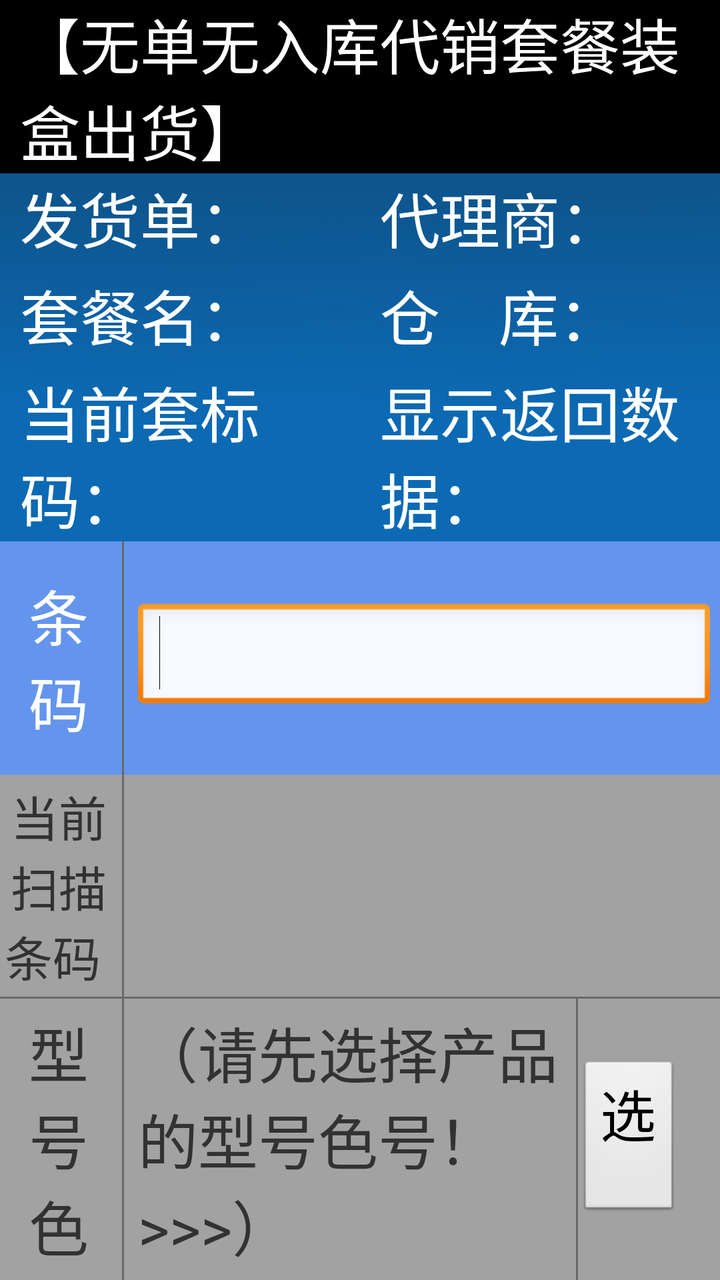
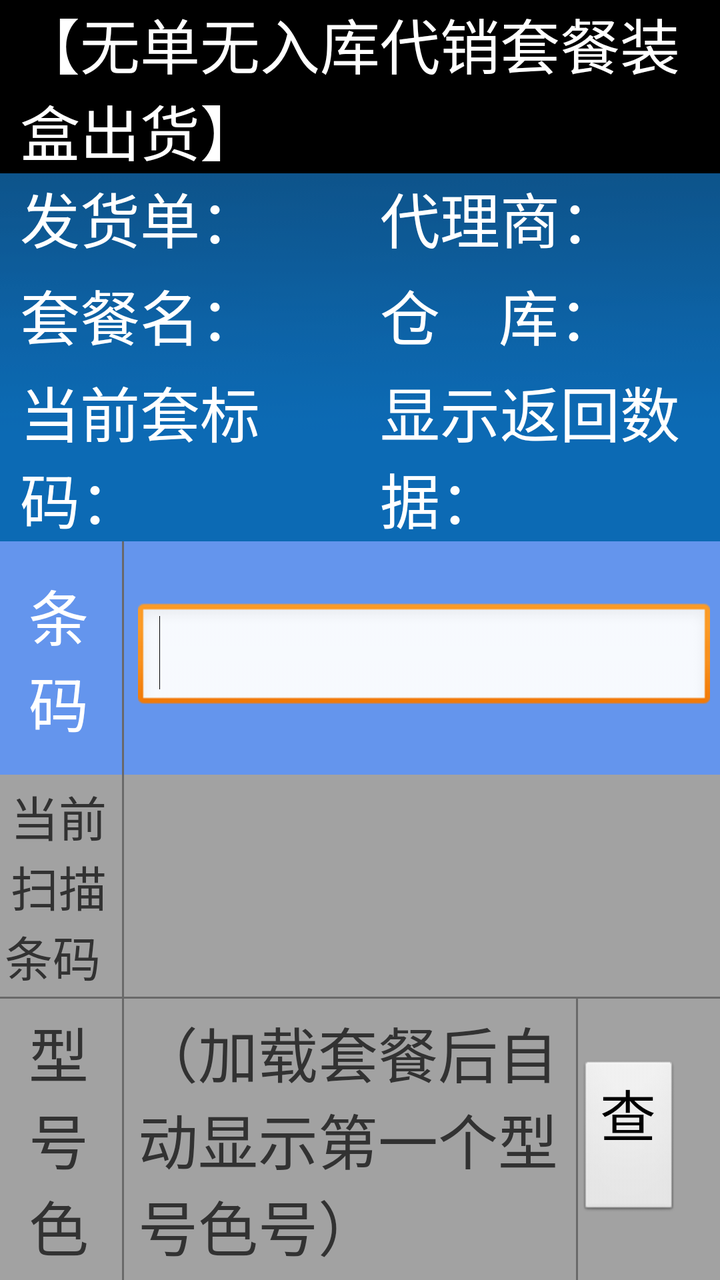

Screens rendered from an Android XML layout before and after an edit, with the pre-edit source and the edit as a unified diff.
<!-- AndroidManifest.xml: application theme android:Theme.Light.NoTitleBar -->
<!-- res/layout/new_p_dv_outstock_z_d_packmeal_nobill_noinstock.xml -->
<?xml version="1.0" encoding="utf-8"?>
<LinearLayout xmlns:android="http://schemas.android.com/apk/res/android"
    xmlns:tools="http://schemas.android.com/tools"
    android:layout_width="match_parent"
    android:layout_height="match_parent"
    android:orientation="vertical"
    tools:ignore="HardcodedText,dpUsage,InefficientWeight,UselessLeaf" >

    <TextView
        android:id="@+id/tv_title"
        android:layout_width="match_parent"
        android:layout_height="wrap_content"
        android:background="@color/black"
        android:gravity="left"
        android:paddingLeft="10dp"
        android:text="【无单无入库代销套餐装盒出货】"
        android:textColor="@color/white"
        android:textSize="30dp" />

    <LinearLayout
        android:layout_width="match_parent"
        android:layout_height="wrap_content"
        android:background="@drawable/titlebar_back"
        android:gravity="center_vertical"
        android:orientation="horizontal" >

        <RelativeLayout
            android:id="@+id/relayout_left"
            android:layout_width="0dp"
            android:layout_height="fill_parent"
            android:layout_weight="1"
            android:gravity="center_vertical" >

            <RelativeLayout
                android:id="@+id/relayout_billno"
                android:layout_width="match_parent"
                android:layout_height="wrap_content" >

                <TextView
                    android:id="@+id/tv_billno_str"
                    android:layout_width="wrap_content"
                    android:layout_height="wrap_content"
                    android:layout_centerVertical="true"
                    android:layout_marginLeft="10dp"
                    android:text="发货单："
                    android:textColor="@color/white"
                    android:textSize="30dp" />

                <TextView
                    android:id="@+id/tv_billno"
                    android:layout_width="wrap_content"
                    android:layout_height="wrap_content"
                    android:layout_centerVertical="true"
                    android:layout_toRightOf="@id/tv_billno_str"
                    android:text=""
                    android:textColor="@color/white"
                    android:textSize="30dp" />
            </RelativeLayout>

            <RelativeLayout
                android:id="@+id/relayout_packmeal"
                android:layout_width="match_parent"
                android:layout_height="wrap_content"
                android:layout_marginTop="5dp"
                android:layout_below="@+id/relayout_billno">

                <TextView
                    android:id="@+id/tv_packmeal_str"
                    android:layout_width="wrap_content"
                    android:layout_height="wrap_content"
                    android:layout_centerVertical="true"
                    android:layout_marginLeft="10dp"
                    android:text="套餐名："
                    android:textColor="@color/white"
                    android:textSize="30dp" />
                <TextView
                    android:id="@+id/tv_packmeal"
                    android:layout_width="wrap_content"
                    android:layout_height="wrap_content"
                    android:layout_centerVertical="true"
                    android:layout_toRightOf="@id/tv_packmeal_str"
                    android:text=""
                    android:textColor="@color/white"
                    android:textSize="30dp" />
            </RelativeLayout>


            <RelativeLayout
                android:layout_width="match_parent"
                android:layout_height="wrap_content"
                android:layout_marginTop="5dp"
                android:layout_below="@+id/relayout_packmeal">

                <TextView
                    android:id="@+id/tv_sleevelabel_str"
                    android:layout_width="wrap_content"
                    android:layout_height="wrap_content"
                    android:layout_centerVertical="true"
                    android:layout_marginLeft="10dp"
                    android:text="当前套标码："
                    android:textColor="@color/white"
                    android:textSize="30dp" />

                <TextView
                    android:id="@+id/tv_sleevelabel"
                    android:layout_width="wrap_content"
                    android:layout_height="wrap_content"
                    android:layout_centerVertical="true"
                    android:layout_toRightOf="@id/tv_sleevelabel_str"
                    android:text=""
                    android:textColor="@color/white"
                    android:textSize="30dp" />
            </RelativeLayout>
        </RelativeLayout>

        <RelativeLayout
            android:id="@+id/relayout_right"
            android:layout_width="0dp"
            android:layout_height="fill_parent"
            android:layout_weight="1"
            android:gravity="center_vertical"
             >

            <RelativeLayout
                android:id="@+id/relayout_company"
                android:layout_width="match_parent"
                android:layout_height="wrap_content"
                android:visibility="visible" >

                <TextView
                    android:id="@+id/tv_company_str"
                    android:layout_width="wrap_content"
                    android:layout_height="wrap_content"
                    android:layout_centerVertical="true"
                    android:layout_marginLeft="10dp"
                    android:text="代理商："
                    android:textColor="@color/white"
                    android:textSize="30dp" />

                <TextView
                    android:id="@+id/tv_company_name"
                    android:layout_width="wrap_content"
                    android:layout_height="wrap_content"
                    android:layout_centerVertical="true"
                    android:layout_toRightOf="@id/tv_company_str"
                    android:text=""
                    android:textColor="@color/white"
                    android:textSize="30dp" />
            </RelativeLayout>

            <RelativeLayout
                android:id="@+id/relayout_stock"
                android:layout_width="match_parent"
                android:layout_height="wrap_content"
                android:layout_below="@id/relayout_company"
                android:layout_marginTop="5dp" >

                <TextView
                    android:id="@+id/tv_stock_str"
                    android:layout_width="wrap_content"
                    android:layout_height="wrap_content"
                    android:layout_centerVertical="true"
                    android:layout_marginLeft="10dp"
                    android:text="仓    库："
                    android:textColor="@color/white"
                    android:textSize="30dp" />

                <TextView
                    android:id="@+id/tv_stock_name"
                    android:layout_width="wrap_content"
                    android:layout_height="wrap_content"
                    android:layout_centerVertical="true"
                    android:layout_toRightOf="@id/tv_stock_str"
                    android:text=""
                    android:textColor="@color/white"
                    android:textSize="30dp" />
            </RelativeLayout>

            <RelativeLayout
                android:layout_width="match_parent"
                android:layout_height="wrap_content"
                android:layout_below="@id/relayout_stock"
                android:layout_marginTop="5dp" >

                <TextView
                    android:id="@+id/tv_check_log"
                    android:layout_width="wrap_content"
                    android:layout_height="wrap_content"
                    android:layout_centerVertical="true"
                    android:layout_marginLeft="10dp"
                    android:text="显示返回数据："
                    android:textColor="@color/white"
                    android:textSize="30dp" />

                <CheckBox
                    android:id="@+id/check_log"
                    android:layout_width="match_parent"
                    android:layout_height="wrap_content"
                    android:layout_centerVertical="true"
                    android:layout_toRightOf="@id/tv_check_log"
                    android:button="@null"
                    android:drawableRight="?android:attr/listChoiceIndicatorMultiple"
                    android:textColor="@color/white"
                    android:textSize="30dp" />
            </RelativeLayout>
        </RelativeLayout>
    </LinearLayout>

    <LinearLayout
        android:layout_width="match_parent"
        android:layout_height="wrap_content"
        android:background="@color/cornflowerblue"
        android:orientation="horizontal" >

        <TextView
            android:layout_width="0dp"
            android:layout_height="wrap_content"
            android:layout_weight="0.5"
            android:gravity="center"
            android:paddingBottom="15dp"
            android:paddingTop="15dp"
            android:text="条\t\t码"
            android:textColor="@color/white"
            android:textSize="30dp" />

        <View
            android:layout_width="1dp"
            android:layout_height="fill_parent"
            android:layout_marginLeft="2dp"
            android:layout_marginRight="2dp"
            android:background="#696969" />

        <LinearLayout
            android:layout_width="0dp"
            android:layout_height="55dp"
            android:layout_gravity="center_vertical"
            android:layout_weight="2.5"
            android:orientation="horizontal" >

            <EditText
                android:id="@+id/et_barcode"
                android:layout_width="0dp"
                android:layout_height="wrap_content"
                android:layout_marginLeft="5dp"
                android:layout_marginRight="5dp"
                android:layout_weight="1.5"
                android:ems="18"
                android:focusable="true"
                android:focusableInTouchMode="true"
                android:gravity="center_vertical"
                android:inputType="text"
                android:textSize="30dp" >

                <requestFocus />
            </EditText>

            <Spinner
                android:id="@+id/spinner_type"
                android:layout_width="140dp"
                android:layout_height="50dp"
                android:gravity="center"
                android:spinnerMode="dialog"
                android:visibility="gone" />

            <Button
                android:id="@+id/btn_d_nobill_noinstock_revoke"
                android:layout_width="0dp"
                android:layout_height="wrap_content"
                android:layout_marginLeft="10dp"
                android:layout_marginRight="10dp"
                android:layout_weight="0.5"
                android:text="撤销"
                android:visibility="gone" />
        </LinearLayout>
    </LinearLayout>

    <LinearLayout
        android:layout_width="match_parent"
        android:layout_height="wrap_content"
        android:background="#A2A2A2"
        android:orientation="horizontal" >

        <LinearLayout
            android:layout_width="0dp"
            android:layout_height="wrap_content"
            android:layout_weight="0.5"
            android:orientation="vertical" >

            <TextView
                android:layout_width="match_parent"
                android:layout_height="wrap_content"
                android:gravity="center"
                android:paddingBottom="3dp"
                android:paddingTop="3dp"
                android:text="当前扫描条码 "
                android:textSize="24dp" />
        </LinearLayout>

        <View
            android:layout_width="1dp"
            android:layout_height="match_parent"
            android:layout_marginLeft="2dp"
            android:layout_marginRight="2dp"
            android:background="#696969" />

        <LinearLayout
            android:layout_width="0dp"
            android:layout_height="wrap_content"
            android:layout_gravity="center_vertical"
            android:layout_weight="2.5"
            android:orientation="vertical" >

            <TextView
                android:id="@+id/tv_show_code"
                android:layout_width="match_parent"
                android:layout_height="wrap_content"
                android:paddingLeft="5dp"
                android:text=""
                android:textSize="26dp" />
        </LinearLayout>
    </LinearLayout>

    <View
        android:layout_width="match_parent"
        android:layout_height="1dp"
        android:background="#696969" />

    <LinearLayout
        android:layout_width="fill_parent"
        android:layout_height="wrap_content"
        android:background="#A2A2A2"
        android:gravity="center_vertical"
        android:orientation="horizontal" >

        <LinearLayout
            android:layout_width="0dp"
            android:layout_height="wrap_content"
            android:layout_weight="0.5"
            android:orientation="vertical"
            android:paddingBottom="5dp"
            android:paddingTop="5dp" >

            <TextView
                android:id="@+id/TextView06"
                android:layout_width="match_parent"
                android:layout_height="wrap_content"
                android:gravity="center"
                android:text="型号色号 "
                android:textSize="30dp" />









            <LinearLayout
                android:layout_width="wrap_content"
                android:layout_height="wrap_content"
                android:orientation="horizontal"
                android:gravity="center"
                android:layout_gravity="center">
                <TextView
                    android:layout_width="match_parent"
                    android:layout_height="wrap_content"
                    android:gravity="center"
                    android:text="(产品ID)"
                    android:textSize="28dp" />
                <TextView
                    android:id="@+id/tv_instock_batch"
                    android:layout_width="wrap_content"
                    android:layout_height="wrap_content"
                    android:text="批号"
                    android:textSize="26dp"
                    android:visibility="gone"
                    android:layout_marginLeft="10dp"></TextView>
            </LinearLayout>

        </LinearLayout>

        <View
            android:layout_width="1dp"
            android:layout_height="match_parent"
            android:layout_marginLeft="2dp"
            android:layout_marginRight="2dp"
            android:background="#696969" />

        <LinearLayout
            android:layout_width="0dp"
            android:layout_height="wrap_content"
            android:layout_weight="1.9"
            android:orientation="vertical"
            android:paddingBottom="5dp"
            android:paddingTop="5dp" >

            <TextView
                android:id="@+id/tv_model_colors"
                android:layout_width="match_parent"
                android:layout_height="wrap_content"
                android:paddingLeft="5dp"
                android:text="（请先选择产品的型号色号！>>>）"
                android:textSize="30dp" />

            <TextView
                android:id="@+id/tv_goodsid"
                android:layout_width="match_parent"
                android:layout_height="wrap_content"
                android:layout_marginTop="10dp"
                android:paddingLeft="5dp"
                android:text=""
                android:textSize="28dp" />
        </LinearLayout>

        <View
            android:layout_width="1dp"
            android:layout_height="match_parent"
            android:background="#696969" />

        <LinearLayout
            android:layout_width="0dp"
            android:layout_height="wrap_content"
            android:layout_weight="0.6"
            android:gravity="center"
            android:orientation="horizontal" >

            <Button
                android:id="@+id/btn_select_goodsid"
                android:layout_width="fill_parent"
                android:layout_height="80dp"
                android:layout_marginRight="20dp"
                android:text="选\t择 "
                android:textSize="28dp" />
        </LinearLayout>
    </LinearLayout>

    <LinearLayout
        android:layout_width="match_parent"
        android:layout_height="wrap_content"
        android:layout_weight="2.88"
        android:orientation="vertical" >

        <LinearLayout
            android:layout_width="match_parent"
            android:layout_height="80dp"
            android:gravity="center_vertical"
            android:orientation="horizontal" >

            <TextView
                android:id="@+id/TextView07"
                android:layout_width="0dp"
                android:layout_height="fill_parent"
                android:layout_weight="1"
                android:background="#D7D7D7"
                android:gravity="center"
                android:text="此型号累计"
                android:textSize="30dp" />

            <View
                android:layout_width="2dp"
                android:layout_height="fill_parent"
                android:background="#AEAEAE" />

            <TextView
                android:id="@+id/TextView09"
                android:layout_width="0dp"
                android:layout_height="fill_parent"
                android:layout_weight="1"
                android:background="#D7D7D7"
                android:gravity="center"
                android:text="合\t计"
                android:textSize="30dp" />

            <View
                android:layout_width="2dp"
                android:layout_height="fill_parent"
                android:background="#AEAEAE" />

            <TextView
                android:id="@+id/TextView_pack_box_ok_title"
                android:layout_width="0dp"
                android:layout_height="fill_parent"
                android:layout_weight="1"
                android:background="#D7D7D7"
                android:gravity="center"
                android:text="套标装盒\n成功数"
                android:textSize="26dp" />
        </LinearLayout>

        <View
            android:layout_width="match_parent"
            android:layout_height="1dp"
            android:background="#AEAEAE" />

        <LinearLayout
            android:layout_width="match_parent"
            android:layout_height="fill_parent"
            android:gravity="center_vertical"
            android:orientation="horizontal" >

            <TextView
                android:id="@+id/tv_curqty"
                android:layout_width="0dp"
                android:layout_height="fill_parent"
                android:layout_weight="1"
                android:gravity="center"
                android:text="0"
                android:textColor="@color/darkgreen"
                android:textSize="60dp" />

            <View
                android:layout_width="2dp"
                android:layout_height="fill_parent"
                android:background="#AEAEAE" />

            <TextView
                android:id="@+id/tv_totalqty"
                android:layout_width="0dp"
                android:layout_height="fill_parent"
                android:layout_weight="1"
                android:gravity="center"
                android:text="0"
                android:textSize="60dp" />

            <View
                android:layout_width="2dp"
                android:layout_height="fill_parent"
                android:background="#AEAEAE" />

            <TextView
                android:id="@+id/tv_pack_box_success"
                android:layout_width="0dp"
                android:layout_height="fill_parent"
                android:layout_weight="1"
                android:gravity="center"
                android:text="0"
                android:textColor="@color/darkgreen"
                android:textSize="60dp" />
        </LinearLayout>
    </LinearLayout>


































    <LinearLayout
        android:id="@+id/lin_Bottom"
        android:layout_width="match_parent"
        android:layout_height="wrap_content"
        android:layout_alignParentBottom="true"
        android:gravity="center"
        android:orientation="vertical"
        >

        <RelativeLayout
            android:layout_width="match_parent"
            android:layout_height="wrap_content"
            android:background="#D7D7D7"
            android:paddingBottom="10dp"
            android:paddingTop="10dp" >

            <TextView
                android:id="@+id/tv_connect_state_str"
                android:layout_width="wrap_content"
                android:layout_height="wrap_content"
                android:layout_marginLeft="50dp"
                android:gravity="center"
                android:text="蓝牙打印机："
                android:textSize="30dp" />

            <TextView
                android:id="@+id/tv_connect_state"
                android:layout_width="wrap_content"
                android:layout_height="wrap_content"
                android:layout_toRightOf="@id/tv_connect_state_str"
                android:gravity="center"
                android:text="未连接"
                android:textSize="30dp" />

            <TextView
                android:id="@+id/tv_message"
                android:layout_width="wrap_content"
                android:layout_height="wrap_content"
                android:layout_alignParentRight="true"
                android:layout_marginRight="50dp"
                android:gravity="center"
                android:text="可扫描"
                android:textSize="30dp"
                android:visibility="gone" />
        </RelativeLayout>

        <RelativeLayout
            android:layout_width="match_parent"
            android:layout_height="wrap_content"
            android:background="@drawable/titlebar_back"
            android:gravity="center"
            android:paddingBottom="15dp"
            android:paddingTop="15dp" >

            <Button
                android:id="@+id/btn_connect"
                android:layout_width="200dp"
                android:layout_height="60dp"
                android:background="@drawable/button_background2"
                android:text="连接"
                android:textSize="30dp" />


            <Button
                android:id="@+id/btn_again_print_boxcode"
                android:layout_width="200dp"
                android:layout_height="60dp"
                android:layout_marginLeft="30dp"
                android:layout_toRightOf="@id/btn_connect"
                android:background="@drawable/button_background2"
                android:text="补打套标"
                android:textSize="30dp" />

            <Button
                android:id="@+id/btn_test_packing"
                android:layout_width="200dp"
                android:layout_height="60dp"
                android:layout_marginLeft="30dp"
                android:layout_toRightOf="@id/btn_again_print_boxcode"
                android:background="@drawable/button_background2"
                android:text="测试打印"
                android:textSize="30dp" />

            <Button
                android:id="@+id/btn_scan_details"
                android:layout_width="200dp"
                android:layout_height="60dp"
                android:layout_marginLeft="30dp"
                android:layout_toRightOf="@id/btn_test_packing"
                android:background="@drawable/button_background2"
                android:text="当前扫描明细"
                android:textSize="30dp" />










            <Button
                android:id="@+id/btn_print"
                android:layout_width="200dp"
                android:layout_height="60dp"
                android:layout_marginLeft="30dp"
                android:layout_toRightOf="@id/btn_scan_details"
                android:background="@drawable/button_background2"
                android:text="打印"
                android:textSize="30dp" />
        </RelativeLayout>
    </LinearLayout>


</LinearLayout>
<!-- resources referenced by this layout -->
<resources>
  <color name="black">#000000</color>
  <color name="cornflowerblue">#6495ED</color>
  <color name="darkgreen">#006400</color>
  <color name="white">#FFFFFF</color>
  <!-- drawable button_background2 (drawable) -->
  <?xml version="1.0" encoding="utf-8"?>
  <selector xmlns:android="http://schemas.android.com/apk/res/android" >
     <item android:state_focused="true" android:drawable="@drawable/btn_style_four_pressed"></item>
     <item android:state_pressed="true" android:drawable="@drawable/btn_style_four_pressed"></item>
     <item android:drawable="@drawable/btn_style_four_normal"></item> 
  </selector>
  <!-- drawable titlebar_back: png bitmap (drawable-hdpi, 3336 bytes) -->
  <!-- drawable btn_style_four_pressed: png bitmap (drawable-hdpi, 1088 bytes) -->
  <!-- drawable btn_style_four_normal: png bitmap (drawable-hdpi, 1035 bytes) -->
</resources>

<!-- the commit's change to res/layout/new_p_dv_outstock_z_d_packmeal_nobill_noinstock.xml (unified diff, before → after) -->
@@ -400,7 +400,7 @@
                 android:layout_width="match_parent"
                 android:layout_height="wrap_content"
                 android:paddingLeft="5dp"
-                android:text="（请先选择产品的型号色号！>>>）"
+                android:text="（加载套餐后自动显示第一个型号色号）"
                 android:textSize="30dp" />
 
             <TextView
@@ -430,7 +430,7 @@
                 android:layout_width="fill_parent"
                 android:layout_height="80dp"
                 android:layout_marginRight="20dp"
-                android:text="选\t择 "
+                android:text="查\t看"
                 android:textSize="28dp" />
         </LinearLayout>
     </LinearLayout>
